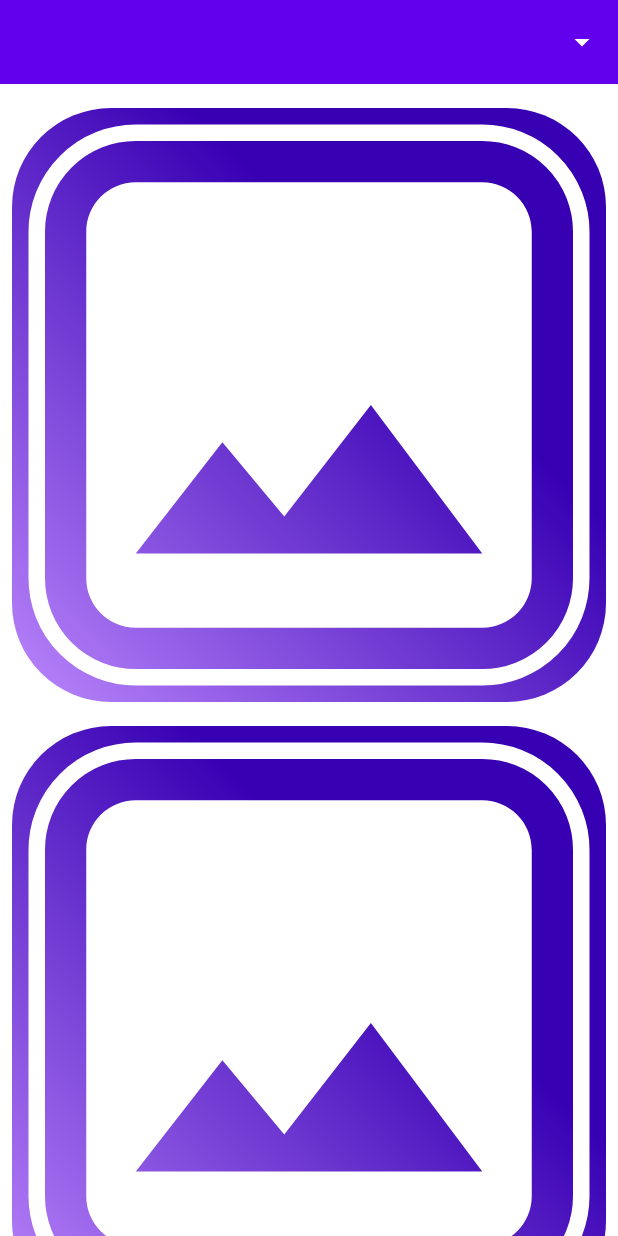
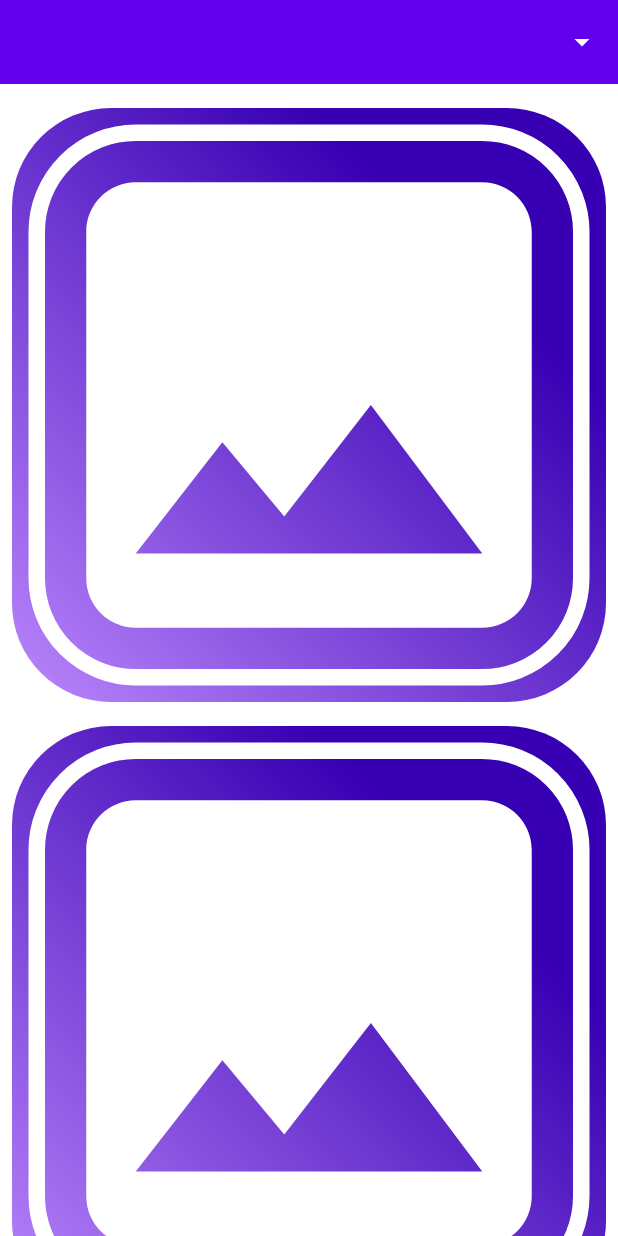
Before and after one commit to legion-11/FindAnime, an Android app: the layout fragment_image_drawer_list_dialog.xml on its own in the app's theme, with its tools: preview values and no code run, on a phone screen of 412 x 824 dp. Run offline under Robolectric (Android 15) with nearby library versions, the phone set to English and light mode, and no system bars.

Commit message:
getting images from gallery app

```diff
--- a/app/src/main/java/com/dmytroa/findanime/fragments/ImageDrawerViewModel.kt
+++ b/app/src/main/java/com/dmytroa/findanime/fragments/ImageDrawerViewModel.kt
@@ -13,7 +13,7 @@ class ImageDrawerViewModel(private val albums: ArrayList<Album>,
         var selectedImages: ArrayList<Long> = arrayListOf()
         if (str == allImagesStringLocalized) {
             //sorted - so images will be in  order it was taken (not album after album)
-            selectedImages = ArrayList(albums.flatMap { it.imageIds }.sorted())
+            selectedImages = ArrayList(albums.flatMap { it.imageIds }.sorted().reversed())
         } else {
             for (album in albums) {
                 if (album.name == str) {
@@ -22,7 +22,7 @@ class ImageDrawerViewModel(private val albums: ArrayList<Album>,
                 }
             }
         }
-        ArrayList(selectedImages.reversed())
+        selectedImages
     }
 
     fun selectGallery(position: Int) {
--- a/app/src/main/java/com/dmytroa/findanime/repositories/LocalFilesRepository.kt
+++ b/app/src/main/java/com/dmytroa/findanime/repositories/LocalFilesRepository.kt
@@ -56,6 +56,9 @@ object LocalFilesRepository {
             }
         }
         cur?.close()
+        for (album in albums) {
+            album.imageIds.reverse()
+        }
         Log.i( TAG, "all albums => $albums")
         return albums
     }
--- a/app/src/main/res/drawable-anydpi/ic_gallery_in_circle.xml
+++ b/app/src/main/res/drawable-anydpi/ic_gallery_in_stroke.xml
@@ -6,7 +6,7 @@
                 android:startColor="@color/drawable_gallery_in_circle_background_gradient_start"
                 android:endColor="@color/drawable_gallery_in_circle_background_gradient_end"
                 android:centerColor="@color/drawable_gallery_in_circle_background_gradient_end"
-                android:centerY="0.65"
+                android:centerY="0.75"
                 android:angle="45"
                 />
             <corners android:radius="4dp" />
--- a/app/src/main/res/layout-v23/fragment_image_drawer_list_dialog_item.xml
+++ b/app/src/main/res/layout-v23/fragment_image_drawer_list_dialog_item.xml
@@ -19,6 +19,6 @@
         app:layout_constraintEnd_toEndOf="parent"
         app:layout_constraintStart_toStartOf="parent"
         app:layout_constraintTop_toTopOf="parent"
-        app:srcCompat="@drawable/ic_gallery_in_circle" />
+        app:srcCompat="@drawable/ic_gallery_in_stroke" />
 
 </androidx.constraintlayout.widget.ConstraintLayout>
--- a/app/src/main/res/layout/fragment_image_drawer_list_dialog.xml
+++ b/app/src/main/res/layout/fragment_image_drawer_list_dialog.xml
@@ -24,7 +24,7 @@
                 android:layout_width="30dp"
                 android:layout_height="@dimen/resizable_view_handle_height"
                 android:layout_gravity="center_horizontal|top"
-                android:layout_margin="1dp"
+                android:layout_margin="4dp"
                 android:background="@color/gray_400"
                 android:minHeight="@dimen/resizable_view_min_height" />
         </FrameLayout>
--- a/app/src/main/res/layout/fragment_image_drawer_list_dialog_item.xml
+++ b/app/src/main/res/layout/fragment_image_drawer_list_dialog_item.xml
@@ -25,7 +25,7 @@
             app:layout_constraintEnd_toEndOf="parent"
             app:layout_constraintStart_toStartOf="parent"
             app:layout_constraintTop_toTopOf="parent"
-            tools:srcCompat="@drawable/ic_gallery_in_circle" />
+            tools:srcCompat="@drawable/ic_gallery_in_stroke" />
 
     </androidx.constraintlayout.widget.ConstraintLayout>
 </FrameLayout>
--- a/app/src/main/res/values/dimens.xml
+++ b/app/src/main/res/values/dimens.xml
@@ -2,6 +2,6 @@
     <dimen name="fab_margin">16dp</dimen>
     <dimen name="list_item_spacing">16dp</dimen>
     <dimen name="list_item_spacing_half">8dp</dimen>
-    <dimen name="resizable_view_min_height">6dp</dimen>
+    <dimen name="resizable_view_min_height">12dp</dimen>
     <dimen name="resizable_view_handle_height">4dp</dimen>
 </resources>
```
Also changed, not shown: app/src/main/java/com/dmytroa/findanime/fragments/ImageDrawerListDialogFragment.kt (+33 -7 lines).
